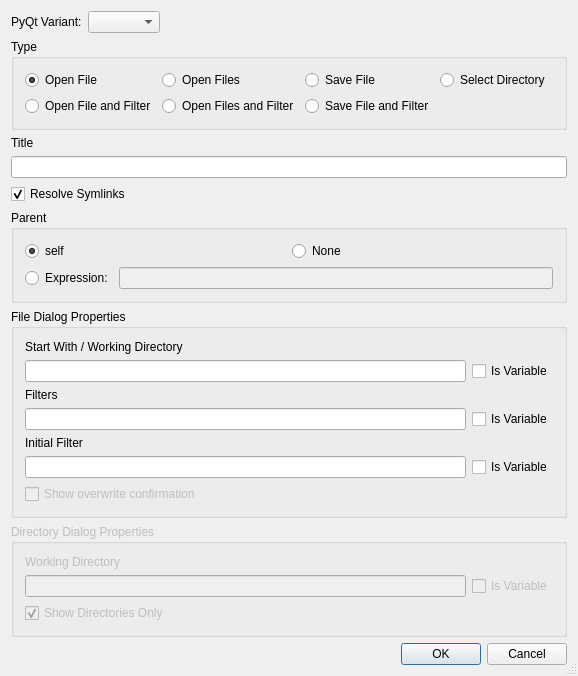
testmana2/test, file Plugins/WizardPlugins/FileDialogWizard/FileDialogWizardDialog.ui: the form before one commit.
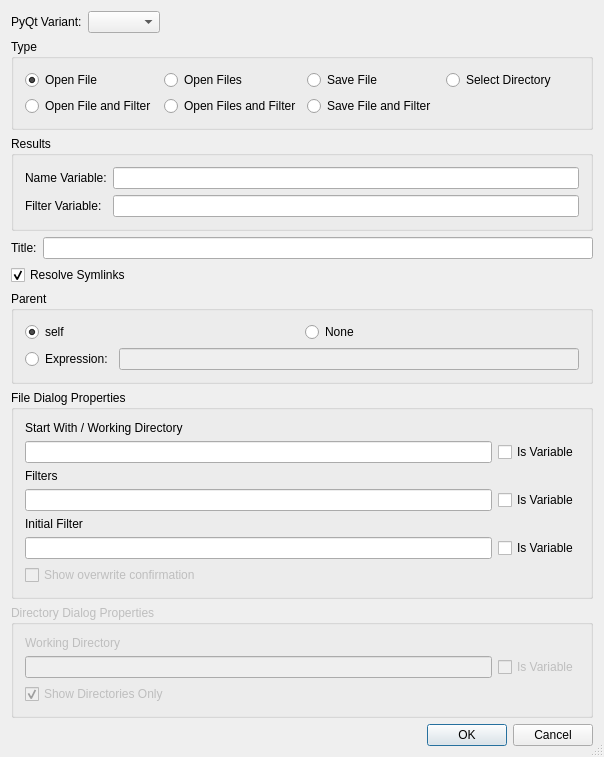
The form after the commit.

Commit message: Extended the dialog wizards to generate code for the result variable(s).

The edit to the form file:
```diff
--- a/Plugins/WizardPlugins/FileDialogWizard/FileDialogWizardDialog.ui
+++ b/Plugins/WizardPlugins/FileDialogWizard/FileDialogWizardDialog.ui
@@ -6,8 +6,8 @@
    <rect>
     <x>0</x>
     <y>0</y>
-    <width>578</width>
-    <height>620</height>
+    <width>604</width>
+    <height>757</height>
    </rect>
   </property>
   <property name="windowTitle">
@@ -130,9 +130,40 @@
     </widget>
    </item>
    <item>
+    <widget class="QGroupBox" name="groupBox">
+     <property name="title">
+      <string>Results</string>
+     </property>
+     <layout class="QGridLayout" name="gridLayout_4">
+      <item row="0" column="0">
+       <widget class="QLabel" name="label_2">
+        <property name="text">
+         <string>Name Variable:</string>
+        </property>
+       </widget>
+      </item>
+      <item row="0" column="1">
+       <widget class="QLineEdit" name="eNameVariable"/>
+      </item>
+      <item row="1" column="0">
+       <widget class="QLabel" name="lFilterVariable">
+        <property name="text">
+         <string>Filter Variable:</string>
+        </property>
+       </widget>
+      </item>
+      <item row="1" column="1">
+       <widget class="QLineEdit" name="eFilterVariable"/>
+      </item>
+     </layout>
+    </widget>
+   </item>
+   <item>
+    <layout class="QHBoxLayout" name="horizontalLayout_3">
+     <item>
     <widget class="QLabel" name="TextLabel1">
      <property name="text">
-      <string>Title</string>
+        <string>Title:</string>
      </property>
     </widget>
    </item>
@@ -143,6 +174,8 @@
      </property>
     </widget>
    </item>
+    </layout>
+   </item>
    <item>
     <widget class="QCheckBox" name="cSymlinks">
      <property name="toolTip">
```
Left out of the diff: 2 changed lines with no effect on the pictures. Lines whose indentation alone changed are shown as unchanged. The commit also changes 24 other files.
